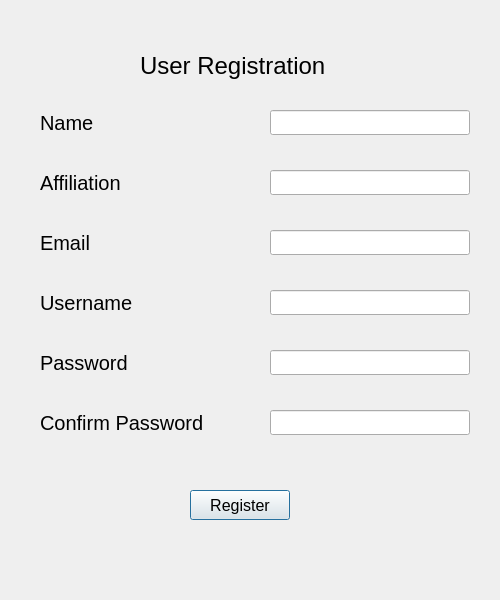
adityarnayak2001/MLT_BabyAnalysis, file user_reg.ui: the form before one commit.
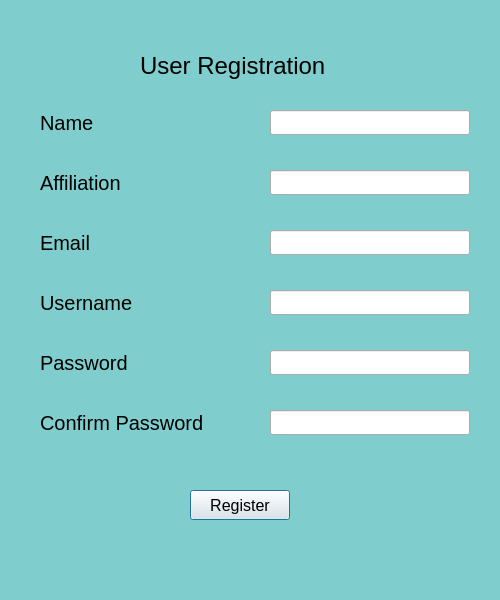
The form after the commit.

```diff
--- a/user_reg.ui
+++ b/user_reg.ui
@@ -13,6 +13,9 @@
   <property name="windowTitle">
    <string>Dialog</string>
   </property>
+  <property name="styleSheet">
+   <string notr="true">QDialog{background-color:#7FCDCD}</string>
+  </property>
   <widget class="QLabel" name="label_6">
    <property name="geometry">
     <rect>
@@ -169,6 +172,9 @@
      <height>25</height>
     </rect>
    </property>
+   <property name="styleSheet">
+    <string notr="true"/>
+   </property>
   </widget>
   <widget class="QLineEdit" name="password">
    <property name="geometry">
```
